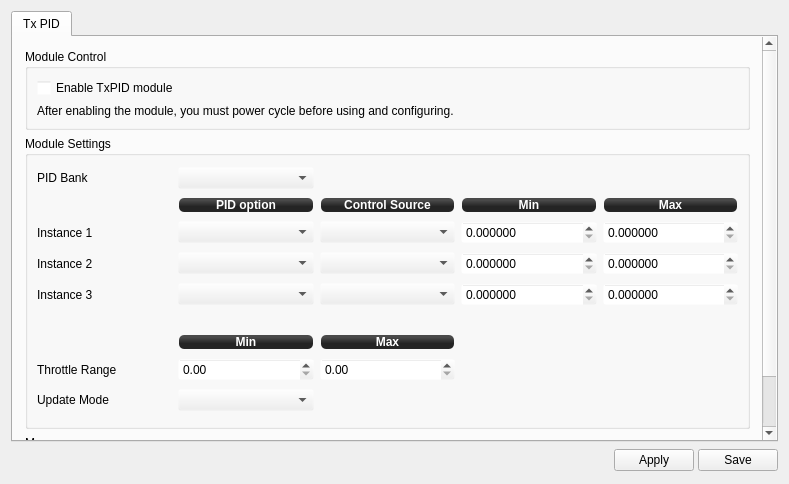
Qt form ground/gcs/src/plugins/config/txpid.ui (librepilot/LibrePilot) before a commit.
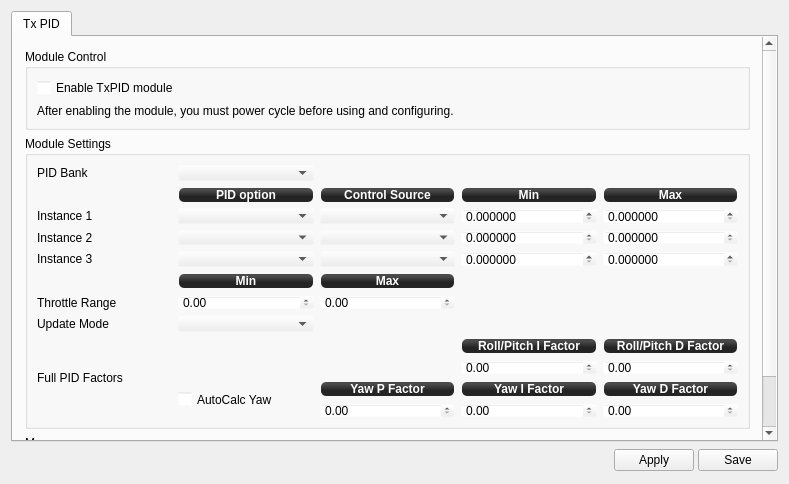
The same form after that commit. Icons and pictures are not drawn.

Patch:
```diff
--- a/ground/gcs/src/plugins/config/txpid.ui
+++ b/ground/gcs/src/plugins/config/txpid.ui
@@ -118,9 +118,9 @@
           <property name="geometry">
            <rect>
             <x>0</x>
-            <y>0</y>
-            <width>753</width>
-            <height>475</height>
+            <y>-74</y>
+            <width>754</width>
+            <height>480</height>
            </rect>
           </property>
           <layout class="QVBoxLayout" name="verticalLayout_2">
@@ -686,6 +686,314 @@
               <item row="0" column="1">
                <widget class="QComboBox" name="pidBank"/>
               </item>
+              <item row="10" column="0" rowspan="4">
+               <widget class="QLabel" name="label">
+                <property name="text">
+                 <string>Full PID Factors</string>
+                </property>
+               </widget>
+              </item>
+              <item row="9" column="1">
+               <spacer>
+                <property name="orientation">
+                 <enum>Qt::Vertical</enum>
+                </property>
+                <property name="sizeType">
+                 <enum>QSizePolicy::Preferred</enum>
+                </property>
+                <property name="sizeHint" stdset="0">
+                 <size>
+                  <width>20</width>
+                  <height>20</height>
+                 </size>
+                </property>
+               </spacer>
+              </item>
+              <item row="10" column="3">
+               <widget class="QLabel" name="label">
+                <property name="sizePolicy">
+                 <sizepolicy hsizetype="Preferred" vsizetype="Fixed">
+                  <horstretch>0</horstretch>
+                  <verstretch>0</verstretch>
+                 </sizepolicy>
+                </property>
+                <property name="minimumSize">
+                 <size>
+                  <width>0</width>
+                  <height>16</height>
+                 </size>
+                </property>
+                <property name="styleSheet">
+                 <string notr="true">background-color: qlineargradient(spread:reflect, x1:0.507, y1:0, x2:0.507, y2:0.772, stop:0.208955 rgba(74, 74, 74, 255), stop:0.78607 rgba(36, 36, 36, 255));
+color: rgb(255, 255, 255);
+border-radius: 5;
+margin:1px;
+font:bold;</string>
+                </property>
+                <property name="text">
+                 <string>Roll/Pitch I Factor</string>
+                </property>
+                <property name="alignment">
+                 <set>Qt::AlignCenter</set>
+                </property>
+               </widget>
+              </item>
+              <item row="11" column="3">
+               <widget class="QDoubleSpinBox" name="fullPIDRPIFactor">
+                <property name="focusPolicy">
+                 <enum>Qt::StrongFocus</enum>
+                </property>
+                <property name="toolTip">
+                 <string>D factor for full PID mode</string>
+                </property>
+                <property name="maximum">
+                 <double>10.000000000000000</double>
+                </property>
+                <property name="singleStep">
+                 <double>0.010000000000000</double>
+                </property>
+                <property name="objrelation" stdset="0">
+                 <stringlist>
+                  <string>objname:TxPIDSettings</string>
+                  <string>fieldname:PitchRollRateFactors</string>
+                  <string>scale:1</string>
+                  <string>element:I</string>
+                 </stringlist>
+                </property>
+               </widget>
+              </item>
+              <item row="10" column="4">
+               <widget class="QLabel" name="label">
+                <property name="sizePolicy">
+                 <sizepolicy hsizetype="Preferred" vsizetype="Fixed">
+                  <horstretch>0</horstretch>
+                  <verstretch>0</verstretch>
+                 </sizepolicy>
+                </property>
+                <property name="minimumSize">
+                 <size>
+                  <width>0</width>
+                  <height>16</height>
+                 </size>
+                </property>
+                <property name="styleSheet">
+                 <string notr="true">background-color: qlineargradient(spread:reflect, x1:0.507, y1:0, x2:0.507, y2:0.772, stop:0.208955 rgba(74, 74, 74, 255), stop:0.78607 rgba(36, 36, 36, 255));
+color: rgb(255, 255, 255);
+border-radius: 5;
+margin:1px;
+font:bold;</string>
+                </property>
+                <property name="text">
+                 <string>Roll/Pitch D Factor</string>
+                </property>
+                <property name="alignment">
+                 <set>Qt::AlignCenter</set>
+                </property>
+               </widget>
+              </item>
+              <item row="11" column="4">
+               <widget class="QDoubleSpinBox" name="fullPID_RP_D_Factor">
+                <property name="focusPolicy">
+                 <enum>Qt::StrongFocus</enum>
+                </property>
+                <property name="toolTip">
+                 <string>I factor for full PID mode</string>
+                </property>
+                <property name="maximum">
+                 <double>10.000000000000000</double>
+                </property>
+                <property name="singleStep">
+                 <double>0.010000000000000</double>
+                </property>
+                <property name="objrelation" stdset="0">
+                 <stringlist>
+                  <string>objname:TxPIDSettings</string>
+                  <string>fieldname:PitchRollRateFactors</string>
+                  <string>scale:1</string>
+                  <string>element:D</string>
+                 </stringlist>
+                </property>
+               </widget>
+              </item>
+              <item row="12" column="2">
+               <widget class="QLabel" name="label">
+                <property name="sizePolicy">
+                 <sizepolicy hsizetype="Preferred" vsizetype="Fixed">
+                  <horstretch>0</horstretch>
+                  <verstretch>0</verstretch>
+                 </sizepolicy>
+                </property>
+                <property name="minimumSize">
+                 <size>
+                  <width>0</width>
+                  <height>16</height>
+                 </size>
+                </property>
+                <property name="styleSheet">
+                 <string notr="true">background-color: qlineargradient(spread:reflect, x1:0.507, y1:0, x2:0.507, y2:0.772, stop:0.208955 rgba(74, 74, 74, 255), stop:0.78607 rgba(36, 36, 36, 255));
+color: rgb(255, 255, 255);
+border-radius: 5;
+margin:1px;
+font:bold;</string>
+                </property>
+                <property name="text">
+                 <string>Yaw P Factor</string>
+                </property>
+                <property name="alignment">
+                 <set>Qt::AlignCenter</set>
+                </property>
+               </widget>
+              </item>
+              <item row="13" column="2">
+               <widget class="QDoubleSpinBox" name="fullPID_Y_P_Factor">
+                <property name="focusPolicy">
+                 <enum>Qt::StrongFocus</enum>
+                </property>
+                <property name="toolTip">
+                 <string>Yaw P factor for full PID mode</string>
+                </property>
+                <property name="maximum">
+                 <double>10.000000000000000</double>
+                </property>
+                <property name="singleStep">
+                 <double>0.010000000000000</double>
+                </property>
+                <property name="objrelation" stdset="0">
+                 <stringlist>
+                  <string>objname:TxPIDSettings</string>
+                  <string>fieldname:YawRateFactors</string>
+                  <string>scale:1</string>
+                  <string>element:P</string>
+                 </stringlist>
+                </property>
+               </widget>
+              </item>
+              <item row="12" column="3">
+               <widget class="QLabel" name="label">
+                <property name="sizePolicy">
+                 <sizepolicy hsizetype="Preferred" vsizetype="Fixed">
+                  <horstretch>0</horstretch>
+                  <verstretch>0</verstretch>
+                 </sizepolicy>
+                </property>
+                <property name="minimumSize">
+                 <size>
+                  <width>0</width>
+                  <height>16</height>
+                 </size>
+                </property>
+                <property name="styleSheet">
+                 <string notr="true">background-color: qlineargradient(spread:reflect, x1:0.507, y1:0, x2:0.507, y2:0.772, stop:0.208955 rgba(74, 74, 74, 255), stop:0.78607 rgba(36, 36, 36, 255));
+color: rgb(255, 255, 255);
+border-radius: 5;
+margin:1px;
+font:bold;</string>
+                </property>
+                <property name="text">
+                 <string>Yaw I Factor</string>
+                </property>
+                <property name="alignment">
+                 <set>Qt::AlignCenter</set>
+                </property>
+               </widget>
+              </item>
+              <item row="13" column="3">
+               <widget class="QDoubleSpinBox" name="fullPID_RP_I_Factor">
+                <property name="focusPolicy">
+                 <enum>Qt::StrongFocus</enum>
+                </property>
+                <property name="toolTip">
+                 <string>I factor for full PID mode</string>
+                </property>
+                <property name="maximum">
+                 <double>10.000000000000000</double>
+                </property>
+                <property name="singleStep">
+                 <double>0.010000000000000</double>
+                </property>
+                <property name="objrelation" stdset="0">
+                 <stringlist>
+                  <string>objname:TxPIDSettings</string>
+                  <string>fieldname:YawRateFactors</string>
+                  <string>scale:1</string>
+                  <string>element:I</string>
+                 </stringlist>
+                </property>
+               </widget>
+              </item>
+              <item row="12" column="4">
+               <widget class="QLabel" name="label">
+                <property name="sizePolicy">
+                 <sizepolicy hsizetype="Preferred" vsizetype="Fixed">
+                  <horstretch>0</horstretch>
+                  <verstretch>0</verstretch>
+                 </sizepolicy>
+                </property>
+                <property name="minimumSize">
+                 <size>
+                  <width>0</width>
+                  <height>16</height>
+                 </size>
+                </property>
+                <property name="styleSheet">
+                 <string notr="true">background-color: qlineargradient(spread:reflect, x1:0.507, y1:0, x2:0.507, y2:0.772, stop:0.208955 rgba(74, 74, 74, 255), stop:0.78607 rgba(36, 36, 36, 255));
+color: rgb(255, 255, 255);
+border-radius: 5;
+margin:1px;
+font:bold;</string>
+                </property>
+                <property name="text">
+                 <string>Yaw D Factor</string>
+                </property>
+                <property name="alignment">
+                 <set>Qt::AlignCenter</set>
+                </property>
+               </widget>
+              </item>
+              <item row="13" column="4">
+               <widget class="QDoubleSpinBox" name="fullPID_Y_D_Factor">
+                <property name="focusPolicy">
+                 <enum>Qt::StrongFocus</enum>
+                </property>
+                <property name="toolTip">
+                 <string>Yaw D factor for full PID mode</string>
+                </property>
+                <property name="maximum">
+                 <double>10.000000000000000</double>
+                </property>
+                <property name="singleStep">
+                 <double>0.010000000000000</double>
+                </property>
+                <property name="objrelation" stdset="0">
+                 <stringlist>
+                  <string>objname:TxPIDSettings</string>
+                  <string>fieldname:YawRateFactors</string>
+                  <string>scale:1</string>
+                  <string>element:D</string>
+                 </stringlist>
+                </property>
+
+               </widget>
+              </item>
+              <item row="12" column="1" rowspan="2">
+               <widget class="QCheckBox" name="enableThrustPIDScalingCheckBox_2">
+                <property name="minimumSize">
+                 <size>
+                  <width>0</width>
+                  <height>27</height>
+                 </size>
+                </property>
+                <property name="text">
+                 <string>AutoCalc Yaw</string>
+                </property>
+                <property name="objrelation" stdset="0">
+                 <stringlist>
+                  <string>objname:TxPIDSettings</string>
+                  <string>fieldname:RatePIDRecalculateYaw</string>
+                 </stringlist>
+                </property>
+               </widget>
+              </item>
              </layout>
             </widget>
            </item>
```
